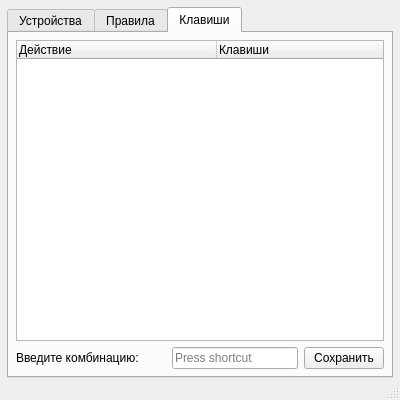
Before: the Qt Designer form uisrc/window/settings.ui in StarterCraft/leafyy, drawn with Qt 5.
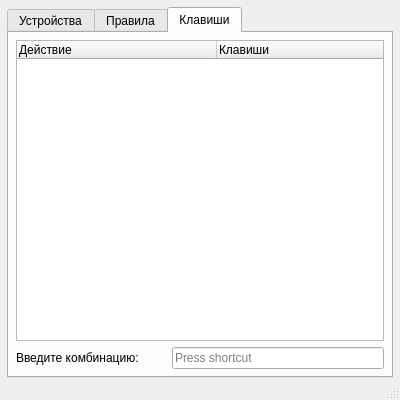
After: the same form once the commit is applied.

Diff of the .ui file:
```diff
--- a/uisrc/window/settings.ui
+++ b/uisrc/window/settings.ui
@@ -215,13 +215,6 @@
           <item>
            <widget class="QKeySequenceEdit" name="keySequenceEdit"/>
           </item>
-          <item>
-           <widget class="QPushButton" name="btnKeySequence">
-            <property name="text">
-             <string>Сохранить</string>
-            </property>
-           </widget>
-          </item>
          </layout>
         </item>
        </layout>
```
